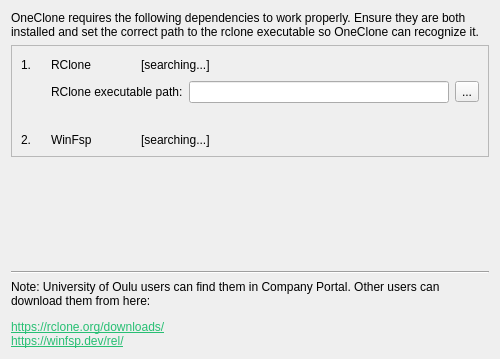
duri93/OneClone, file src/wizard/SetupWizardPage1.ui: the form before one commit.
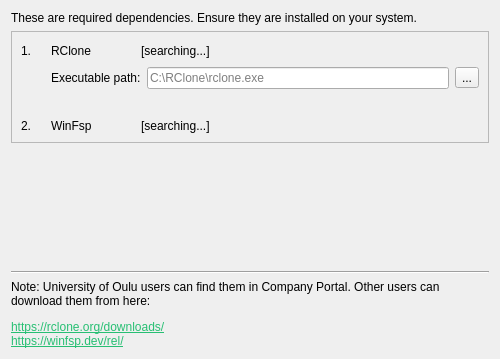
The form after the commit.

Commit message: Added wizard spash page

Patch:
```diff
--- a/src/wizard/SetupWizardPage1.ui
+++ b/src/wizard/SetupWizardPage1.ui
@@ -17,7 +17,7 @@
    <item>
     <widget class="QLabel" name="mainLabel">
      <property name="text">
-      <string>&lt;html&gt;&lt;head/&gt;&lt;body&gt;&lt;p&gt;OneClone requires the following dependencies to work properly. Ensure they are both installed and set the correct path to the rclone executable so OneClone can recognize it.&lt;/p&gt;&lt;/body&gt;&lt;/html&gt;</string>
+      <string>&lt;html&gt;&lt;head/&gt;&lt;body&gt;&lt;p&gt;These are required dependencies. Ensure they are installed on your system.&lt;/p&gt;&lt;/body&gt;&lt;/html&gt;</string>
      </property>
      <property name="wordWrap">
       <bool>true</bool>
@@ -107,12 +107,19 @@
         <item>
          <widget class="QLabel" name="rclonePathLabel">
           <property name="text">
-           <string>RClone executable path:</string>
+           <string>Executable path:</string>
           </property>
          </widget>
         </item>
         <item>
-         <widget class="QLineEdit" name="rclonePath"/>
+         <widget class="QLineEdit" name="rclonePath">
+          <property name="toolTip">
+           <string>&lt;html&gt;&lt;head/&gt;&lt;body&gt;&lt;p&gt;Location of Rclone's executable file&lt;/p&gt;&lt;/body&gt;&lt;/html&gt;</string>
+          </property>
+          <property name="placeholderText">
+           <string>C:\RClone\rclone.exe</string>
+          </property>
+         </widget>
         </item>
         <item>
          <widget class="QToolButton" name="rclonePathButton">
```
The commit also changes 9 other files.
